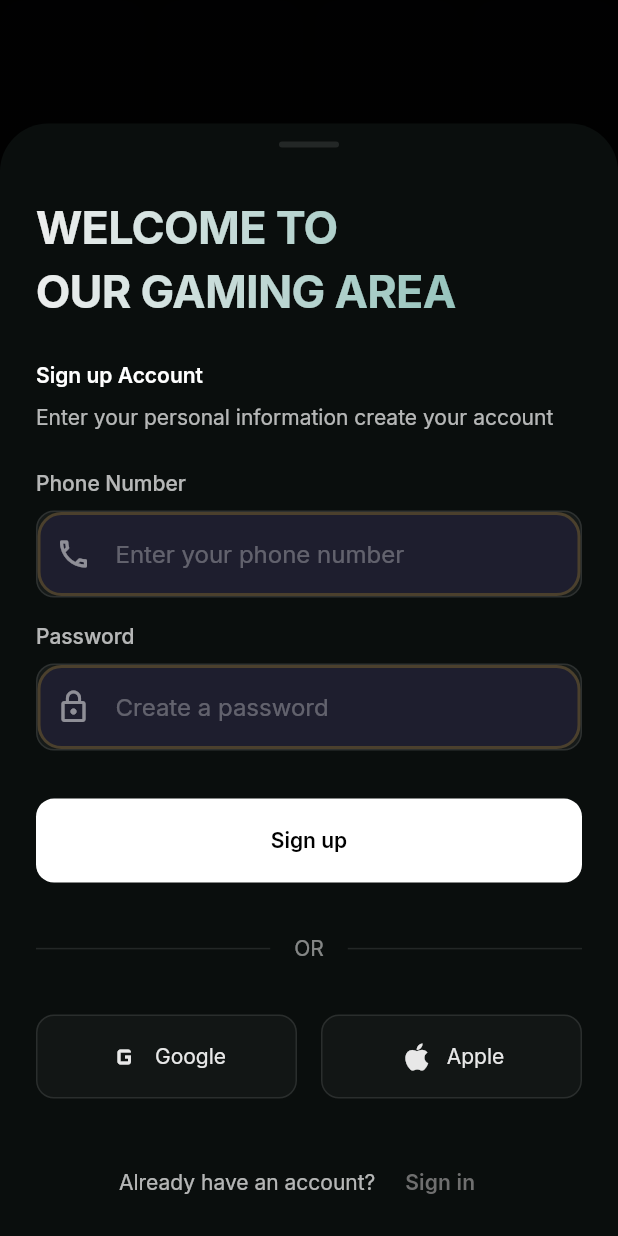
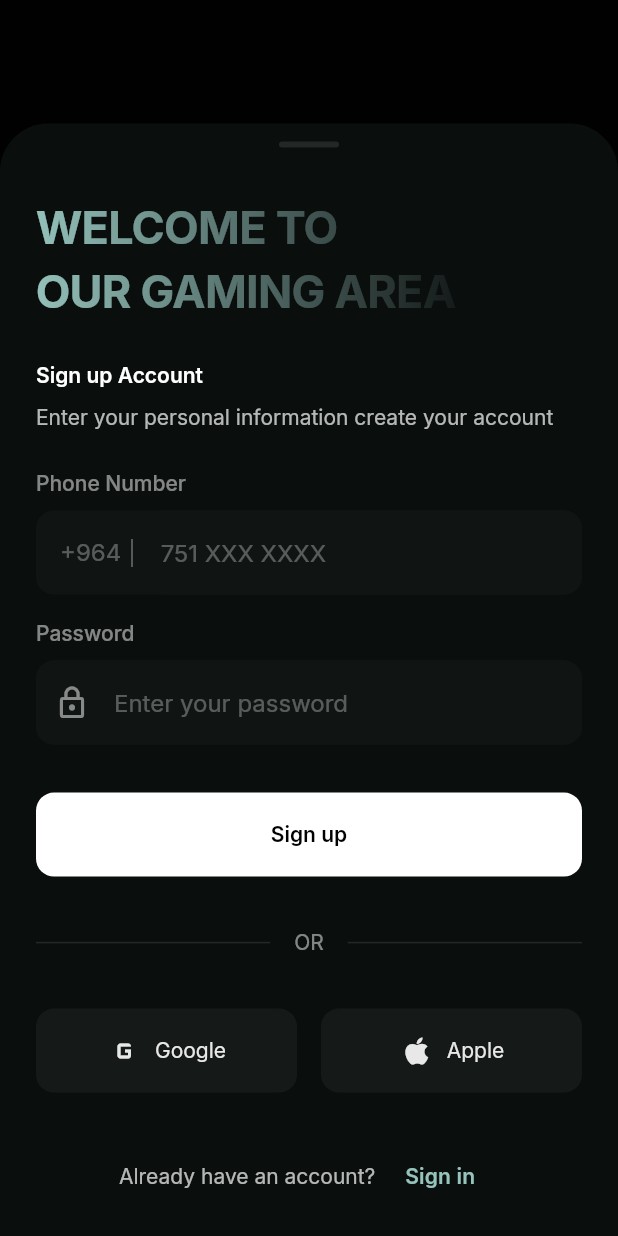
Before and after one commit to botanPro/chon, a Flutter app: the screen it shows after launch, after a tap on "Sign up", on a phone screen of 412 x 824 dp. Run offline on Flutter 3.47's test engine with Material 3 defaults, Android fonts, the phone set to English and light mode, and no system bars; our stand-ins replace confetti, google_fonts.

```diff
--- a/lib/screens/auth/auth_screen.dart
+++ b/lib/screens/auth/auth_screen.dart
@@ -180,8 +180,8 @@ class _AuthScreenState extends State<AuthScreen>
                           begin: Alignment.centerLeft,
                           end: Alignment.centerRight,
                           colors: [
-                            Color(0xFFEDEEEE),
-                            Color(0xFF97C4BD),
+                            Color(0xFF94C1BA),
+                            Color(0xFF151B1A),
                           ],
                         ).createShader(bounds);
                       },
@@ -256,8 +256,8 @@ class _SignUpDrawerState extends State<SignUpDrawer> {
                       begin: Alignment.centerLeft,
                       end: Alignment.centerRight,
                       colors: [
-                        Color(0xFFEDEEEE),
-                        Color(0xFF97C4BD),
+                        Color(0xFF94C1BA),
+                        Color(0xFF151B1A),
                       ],
                     ).createShader(bounds);
                   },
@@ -324,14 +324,15 @@ class _SignUpDrawerState extends State<SignUpDrawer> {
                 children: [
                   _buildTextField(
                     label: 'Phone Number',
-                    hint: 'Enter your phone number',
                     icon: Icons.phone_outlined,
+                    controller: TextEditingController(),
+                    isPhone: true,
                   ),
                   const SizedBox(height: 16),
                   _buildTextField(
                     label: 'Password',
-                    hint: 'Create a password',
                     icon: Icons.lock_outline,
+                    controller: TextEditingController(),
                     isPassword: true,
                   ),
                   const SizedBox(height: 32),
@@ -387,11 +388,8 @@ class _SignUpDrawerState extends State<SignUpDrawer> {
                         child: Container(
                           height: 56,
                           decoration: BoxDecoration(
-                            color: Colors.white.withOpacity(0.03),
+                            color: const Color(0xFF151918),
                             borderRadius: BorderRadius.circular(12),
-                            border: Border.all(
-                              color: Colors.white.withOpacity(0.1),
-                            ),
                           ),
                           child: Material(
                             color: Colors.transparent,
@@ -427,11 +425,8 @@ class _SignUpDrawerState extends State<SignUpDrawer> {
                         child: Container(
                           height: 56,
                           decoration: BoxDecoration(
-                            color: Colors.white.withOpacity(0.03),
+                            color: const Color(0xFF151918),
                             borderRadius: BorderRadius.circular(12),
-                            border: Border.all(
-                              color: Colors.white.withOpacity(0.1),
-                            ),
                           ),
                           child: Material(
                             color: Colors.transparent,
@@ -480,7 +475,7 @@ class _SignUpDrawerState extends State<SignUpDrawer> {
                         child: Text(
                           'Sign in',
                           style: textTheme.bodyMedium?.copyWith(
-                            color: const Color(0xFF6F6F6F),
+                            color: const Color(0xFF96C3BC),
                             fontWeight: FontWeight.w600,
                             fontFamily: 'Inter',
                           ),
@@ -500,9 +495,10 @@ class _SignUpDrawerState extends State<SignUpDrawer> {
 
   Widget _buildTextField({
     required String label,
-    required String hint,
     required IconData icon,
+    required TextEditingController controller,
     bool isPassword = false,
+    bool isPhone = false,
   }) {
     return Column(
       crossAxisAlignment: CrossAxisAlignment.start,
@@ -510,46 +506,80 @@ class _SignUpDrawerState extends State<SignUpDrawer> {
         Text(
           label,
           style: TextStyle(
-            color: Colors.white.withOpacity(0.7),
-            fontSize: 14,
+            color: Colors.white.withOpacity(0.5),
             fontWeight: FontWeight.w500,
             fontFamily: 'Inter',
           ),
         ),
         const SizedBox(height: 8),
         Container(
+          height: 56,
           decoration: BoxDecoration(
-            color: Colors.white.withOpacity(0.05),
+            color: const Color(0xFF101513),
             borderRadius: BorderRadius.circular(12),
-            border: Border.all(
-              color: Colors.white.withOpacity(0.1),
+          ),
+          child: Row(
+            children: [
+              if (isPhone)
+                Padding(
+                  padding: const EdgeInsets.only(left: 16),
+                  child: Text(
+                    '+964 | ',
+                    style: TextStyle(
+                      color: Colors.white.withOpacity(0.3),
+                      fontFamily: 'Inter',
+                      fontSize: 16,
                     ),
                   ),
+                ),
+              Expanded(
                 child: TextField(
+                  controller: controller,
                   obscureText: isPassword,
+                  cursorColor: const Color(0xFF96C3BC),
                   style: const TextStyle(
                     color: Colors.white,
                     fontFamily: 'Inter',
                   ),
                   decoration: InputDecoration(
-              hintText: hint,
+                    filled: true,
+                    fillColor: const Color(0xFF101513),
+                    hintText: isPhone
+                        ? '751 XXX XXXX'
+                        : 'Enter your ${label.toLowerCase()}',
                     hintStyle: TextStyle(
                       color: Colors.white.withOpacity(0.3),
                       fontFamily: 'Inter',
                     ),
-              prefixIcon: Icon(
+                    prefixIcon: !isPhone
+                        ? Icon(
                             icon,
                             color: Colors.white.withOpacity(0.5),
+                          )
+                        : null,
+                    border: OutlineInputBorder(
+                      borderSide: BorderSide.none,
+                      borderRadius: BorderRadius.circular(12),
                     ),
-              border: InputBorder.none,
-              contentPadding: const EdgeInsets.symmetric(
-                horizontal: 16,
+                    enabledBorder: OutlineInputBorder(
+                      borderSide: BorderSide.none,
+                      borderRadius: BorderRadius.circular(12),
+                    ),
+                    focusedBorder: OutlineInputBorder(
+                      borderSide: BorderSide.none,
+                      borderRadius: BorderRadius.circular(12),
+                    ),
+                    contentPadding: EdgeInsets.symmetric(
+                      horizontal: isPhone ? 8 : 16,
                       vertical: 16,
                     ),
                   ),
                 ),
               ),
             ],
+          ),
+        ),
+      ],
     );
   }
 }
```
Lines whose indentation alone changed are shown as unchanged.
